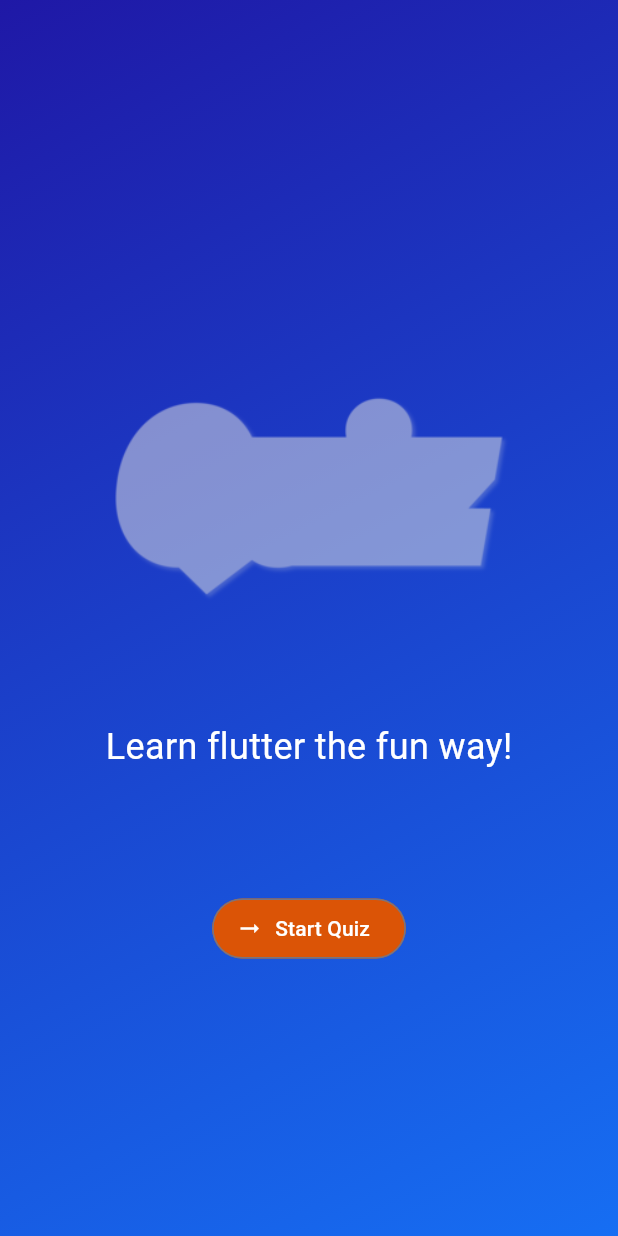
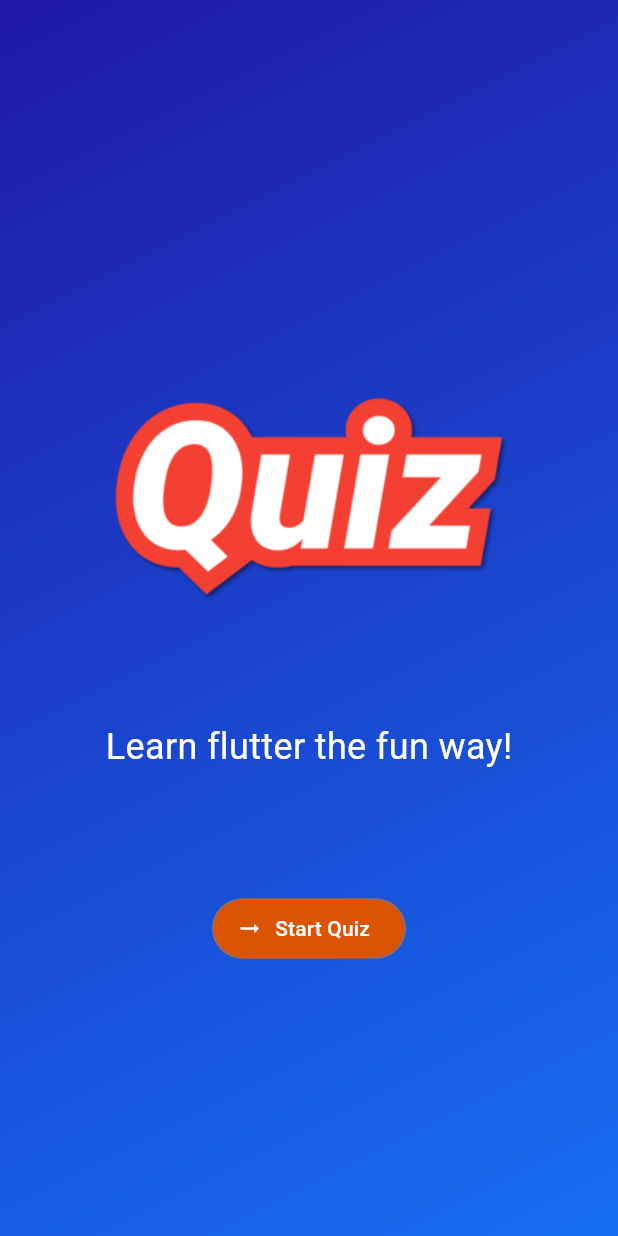
Before and after one commit to fauzanmzlm/quizapp, a Flutter app: the screen it shows after launch, on a phone screen of 412 x 824 dp. Run offline on Flutter 3.47's test engine with Material 3 defaults, Android fonts, the phone set to English and light mode, and no system bars.

```diff
--- /dev/null
+++ b/lib/quiz.dart
@@ -0,0 +1,35 @@
+import 'package:flutter/material.dart';
+
+import 'package:adv_basics/start_screen.dart';
+
+class Quiz extends StatefulWidget {
+  const Quiz({super.key});
+
+  @override
+  State<Quiz> createState() {
+    return _QuizState();
+  }
+}
+
+class _QuizState extends State<Quiz> {
+  @override
+  Widget build(context) {
+    return MaterialApp(
+      home: Scaffold(
+        body: Container(
+          decoration: const BoxDecoration(
+            gradient: LinearGradient(
+              colors: [
+                Color.fromARGB(255, 31, 24, 166),
+                Color.fromARGB(255, 22, 110, 243),
+              ],
+              begin: Alignment.topLeft,
+              end: Alignment.bottomRight,
+            ),
+          ),
+          child: const StartScreen(),
+        ),
+      ),
+    );
+  }
+}
--- a/lib/start_screen.dart
+++ b/lib/start_screen.dart
@@ -12,7 +12,7 @@ class StartScreen extends StatelessWidget {
           Image.asset(
             'assets/images/quiz-logo.png',
             width: 300,
-            color: const Color.fromARGB(135, 224, 224, 224),
+            // color: const Color.fromARGB(135, 224, 224, 224),
           ),
           const Text(
             'Learn flutter the fun way!',
```
Also changed, not shown: lib/main.dart (+2 -21 lines), lib/questions_screen.dart (added, +17 -0 lines).
